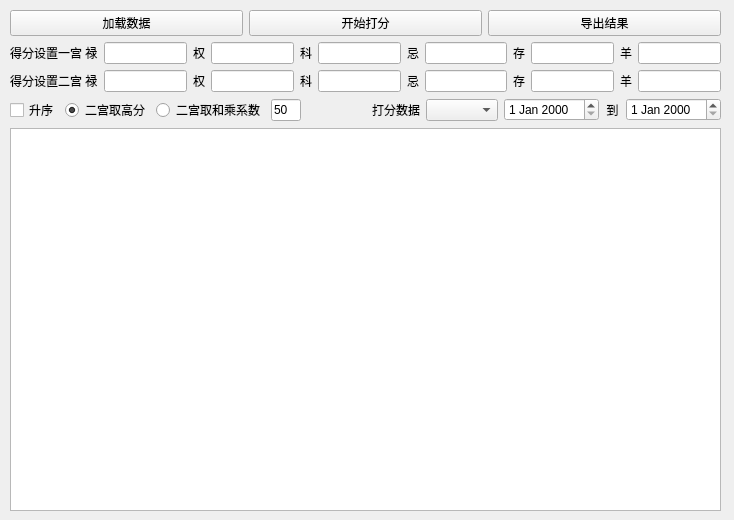
The window that scoretool/mainwindow.ui (kinglon/stocktool) describes before a commit, drawn with Qt 5.
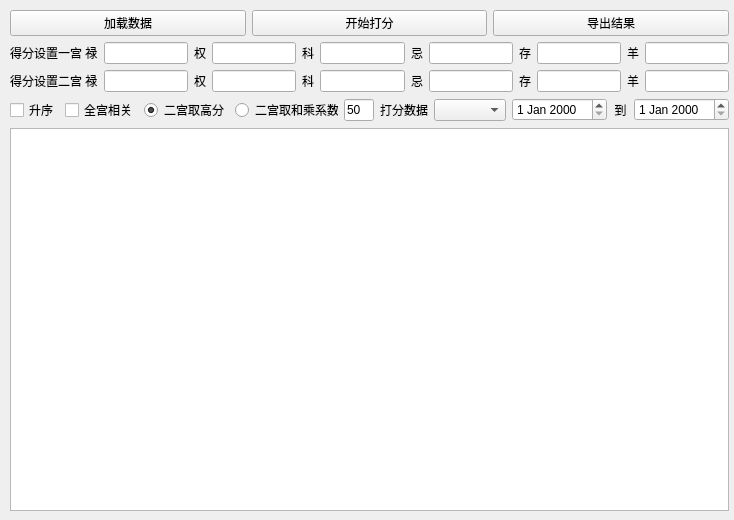
The same window after the commit.

The edit to the form file:
```diff
--- a/scoretool/mainwindow.ui
+++ b/scoretool/mainwindow.ui
@@ -19,7 +19,7 @@
      <rect>
       <x>10</x>
       <y>10</y>
-      <width>711</width>
+      <width>719</width>
       <height>501</height>
      </rect>
     </property>
@@ -186,6 +186,13 @@
          </property>
         </widget>
        </item>
+       <item>
+        <widget class="QCheckBox" name="matchAllCheckBox">
+         <property name="text">
+          <string>全宫相关</string>
+         </property>
+        </widget>
+       </item>
        <item>
         <widget class="QRadioButton" name="getMaxButton">
          <property name="text">
```
